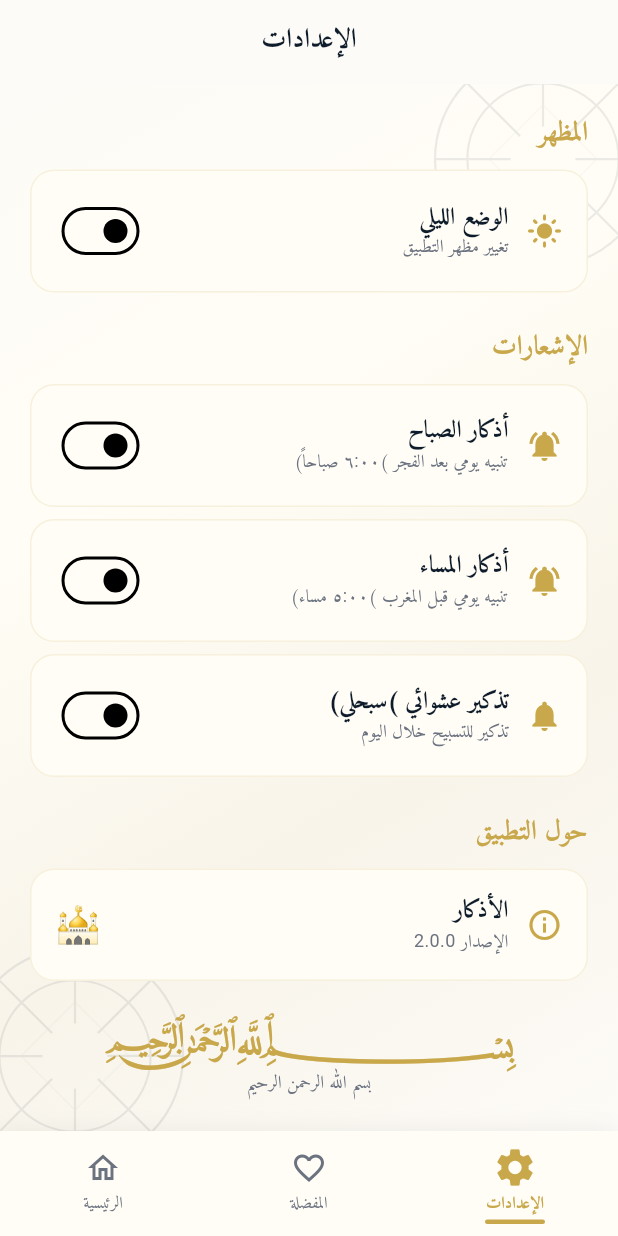
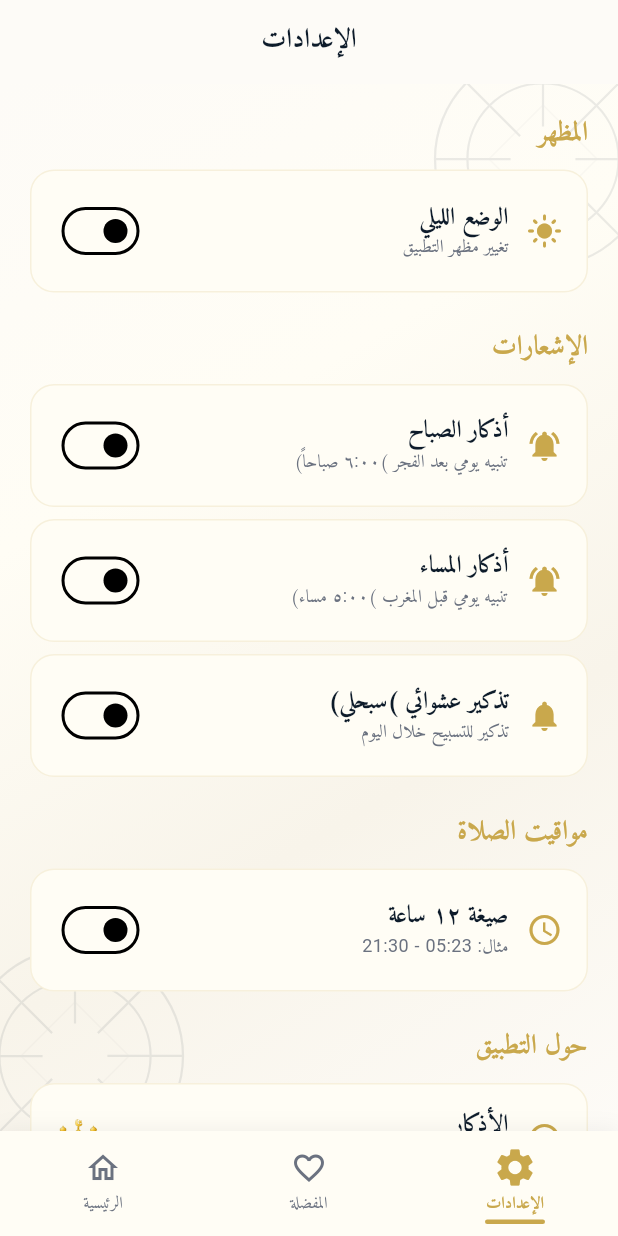
Before and after one commit to galxys2s2-cloud/adhkar-app, a Flutter app: the SettingsScreen screen opened by its route, on a phone screen of 412 x 824 dp. Run offline on Flutter 3.47's test engine with Material 3 defaults, Android fonts, the phone set to English and light mode, and no system bars; our stand-ins replace flutter_local_notifications, flutter_riverpod, go_router, hive, hive_flutter, share_plus and 1 more; accounts and stored records are empty; network calls fail.

Commit message:
v2.1.2: Phase 1 - 12h/24h time format toggle
- New TimeFormatter utility (shared/utils/time_formatter.dart)
- New TimeFormatNotifier provider with Hive persistence
- PrayerCard accepts use12h param, formats time display
- PrayerScreen watches and passes is12hFormatProvider
- Settings screen: new 'مواقيت الصلاة' section with 12h toggle

```diff
--- a/lib/features/prayer/presentation/prayer_screen.dart
+++ b/lib/features/prayer/presentation/prayer_screen.dart
@@ -4,6 +4,7 @@ import 'package:go_router/go_router.dart';
 import '../../../core/theme/app_colors.dart';
 import '../../../core/theme/app_text_styles.dart';
 import '../providers/prayer_provider.dart';
+import '../providers/time_format_provider.dart';
 import '../data/prayer_times_model.dart';
 import 'widgets/countdown_widget.dart';
 import 'widgets/prayer_card.dart';
@@ -18,6 +19,7 @@ class PrayerScreen extends ConsumerWidget {
     final timingsAsync = ref.watch(prayerTimingsProvider);
     final city = ref.watch(selectedCityProvider);
     final methodName = ref.watch(selectedMethodNameProvider);
+    final use12h = ref.watch(is12hFormatProvider);
     final isDark = Theme.of(context).brightness == Brightness.dark;
 
     return Scaffold(
@@ -52,7 +54,7 @@ class PrayerScreen extends ConsumerWidget {
             child: CircularProgressIndicator(color: AppColors.gold),
           ),
           error: (err, _) => _buildError(context, err.toString(), ref),
-          data: (timings) => _buildContent(context, ref, timings, city, methodName, isDark),
+          data: (timings) => _buildContent(context, ref, timings, city, methodName, isDark, use12h),
         ),
       ),
     );
@@ -65,6 +67,7 @@ class PrayerScreen extends ConsumerWidget {
     String city,
     String methodName,
     bool isDark,
+    bool use12h,
   ) {
     final now = ref.watch(currentTimeProvider).valueOrNull ?? DateTime.now();
     final nextPrayer = timings.nextPrayer(now);
@@ -155,6 +158,7 @@ class PrayerScreen extends ConsumerWidget {
                     isNext: isNext,
                     isPast: nextPrayer != null && entry.key != nextPrayer.key &&
                         index < timings.allTimes.keys.toList().indexOf(nextPrayer.key),
+                    use12h: use12h,
                   ),
                 );
               },
--- a/lib/features/prayer/presentation/widgets/prayer_card.dart
+++ b/lib/features/prayer/presentation/widgets/prayer_card.dart
@@ -1,6 +1,7 @@
 import 'package:flutter/material.dart';
 import '../../../../core/theme/app_colors.dart';
 import '../../../../core/theme/app_text_styles.dart';
+import '../../../../shared/utils/time_formatter.dart';
 
 /// A single prayer time card showing name, time, and active state.
 class PrayerCard extends StatelessWidget {
@@ -8,6 +9,7 @@ class PrayerCard extends StatelessWidget {
   final String time;
   final bool isNext;
   final bool isPast;
+  final bool use12h;
 
   const PrayerCard({
     super.key,
@@ -15,6 +17,7 @@ class PrayerCard extends StatelessWidget {
     required this.time,
     this.isNext = false,
     this.isPast = false,
+    this.use12h = false,
   });
 
   IconData _getIcon() {
@@ -32,6 +35,7 @@ class PrayerCard extends StatelessWidget {
   @override
   Widget build(BuildContext context) {
     final isDark = Theme.of(context).brightness == Brightness.dark;
+    final displayTime = TimeFormatter.format(time, use12h: use12h);
 
     Color borderColor;
     Color bgColor;
@@ -89,7 +93,7 @@ class PrayerCard extends StatelessWidget {
           ),
           // Time
           Text(
-            time,
+            displayTime,
             style: AppTextStyles.counterNumber.copyWith(
               fontSize: 22,
               color: isNext ? AppColors.gold : textColor,
--- a/lib/features/settings/settings_screen.dart
+++ b/lib/features/settings/settings_screen.dart
@@ -7,6 +7,7 @@ import '../../core/constants/app_constants.dart';
 import '../../shared/utils/notification_service.dart';
 import '../../shared/widgets/arabesque_bg.dart';
 import '../../shared/widgets/staggered_animation.dart';
+import '../prayer/providers/time_format_provider.dart';
 
 // Theme mode provider
 final themeModeProvider = StateProvider<ThemeMode>((ref) {
@@ -27,6 +28,7 @@ class SettingsScreen extends ConsumerWidget {
     final morningEnabled = ref.watch(morningAdhkarEnabledProvider);
     final eveningEnabled = ref.watch(eveningAdhkarEnabledProvider);
     final tasbeehEnabled = ref.watch(randomTasbeehEnabledProvider);
+    final is12h = ref.watch(is12hFormatProvider);
 
     return Scaffold(
       appBar: AppBar(
@@ -142,14 +144,38 @@ class SettingsScreen extends ConsumerWidget {
               ),
               const SizedBox(height: 24),
 
+              // Prayer Times section
+              StaggeredAnimation(
+                index: 6,
+                child: _buildSectionHeader('مواقيت الصلاة'),
+              ),
+              const SizedBox(height: 12),
+              StaggeredAnimation(
+                index: 7,
+                child: _buildSettingCard(
+                  context,
+                  icon: Icons.access_time,
+                  title: 'صيغة ١٢ ساعة',
+                  subtitle: is12h ? 'مثال: ٥:٢٣ ص - ٩:٣٠ م' : 'مثال: 05:23 - 21:30',
+                  trailing: Switch.adaptive(
+                    value: is12h,
+                    activeTrackColor: AppColors.gold,
+                    onChanged: (value) {
+                      ref.read(is12hFormatProvider.notifier).set(value);
+                    },
+                  ),
+                ),
+              ),
+              const SizedBox(height: 24),
+
               // About section
               StaggeredAnimation(
-                index: 6,
+                index: 8,
                 child: _buildSectionHeader('حول التطبيق'),
               ),
               const SizedBox(height: 12),
               StaggeredAnimation(
-                index: 7,
+                index: 9,
                 child: _buildSettingCard(
                   context,
                   icon: Icons.info_outline,
@@ -165,7 +191,7 @@ class SettingsScreen extends ConsumerWidget {
 
               // Footer
               StaggeredAnimation(
-                index: 8,
+                index: 10,
                 child: Column(
                   children: [
                     Center(
```
Also changed, not shown: lib/features/prayer/providers/time_format_provider.dart (added, +41 -0 lines), lib/shared/utils/time_formatter.dart (added, +32 -0 lines), pubspec.lock, 1 other file.
